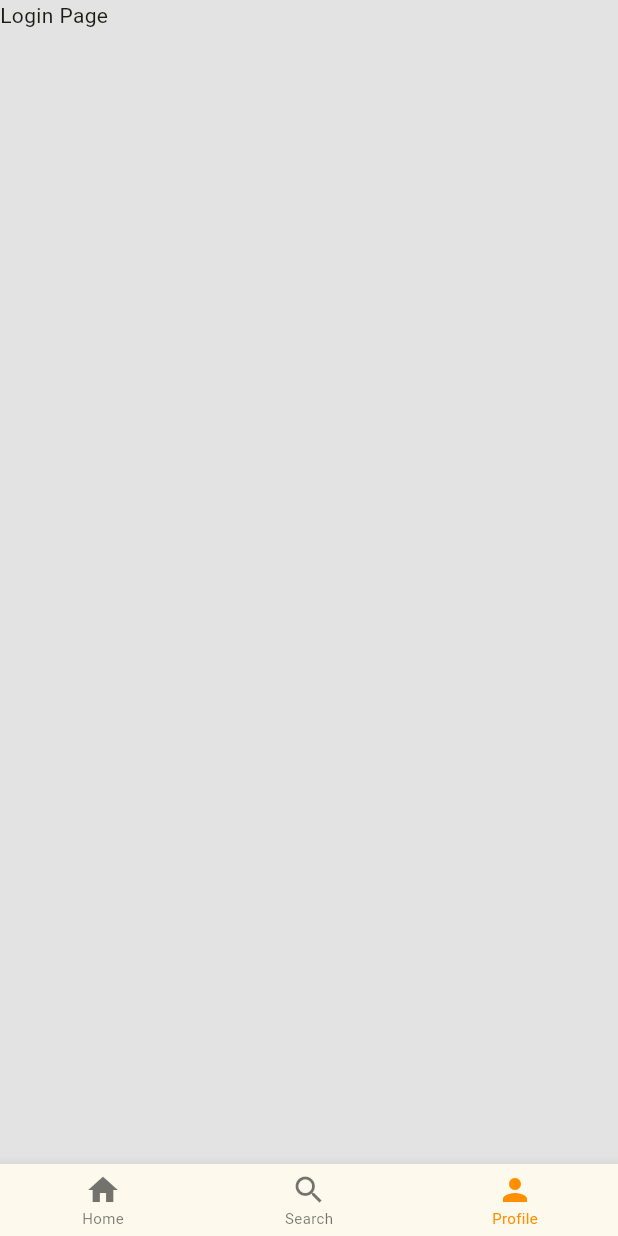
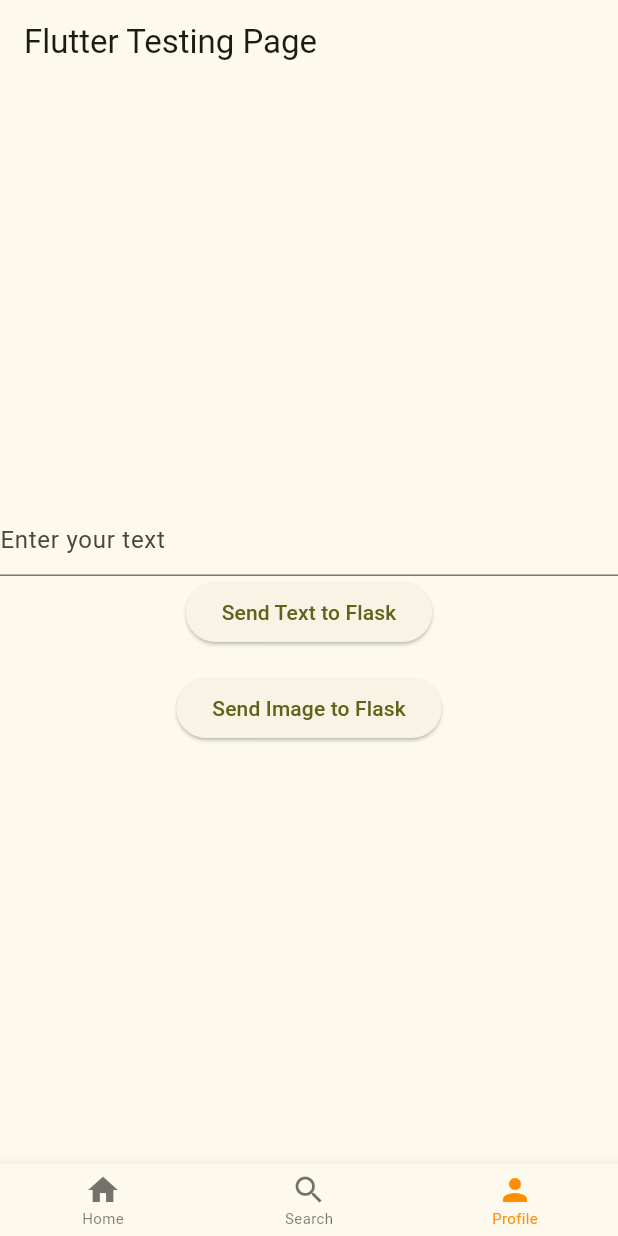
Before and after one commit to eunbeen-hong/2023Madcamp-Week4, a Flutter app: the screen it shows after launch, swiped to page 3, on a phone screen of 412 x 824 dp. Run offline on Flutter 3.47's test engine with Material 2 defaults, Android fonts, the phone set to English and light mode, and no system bars; our stand-ins replace camera, permission_handler; missing offline and left inert: google_mlkit_text_recognition; project files that could hold a hidden picture were left out.

Commit message:
flutter - flask communication

```diff
--- a/olive_front/lib/my_home_page.dart
+++ b/olive_front/lib/my_home_page.dart
@@ -1,6 +1,7 @@
 import 'package:untitled/home_page.dart';
+import 'package:untitled/ocr.dart';
+import 'package:untitled/testing_page.dart';
 import 'package:flutter/material.dart';
-import 'package:untitled/ocr.dart';
 import 'home_page.dart';
 
 
@@ -17,7 +18,7 @@ class _MyHomePageState extends State<MyHomePage> {
   final List<Widget> _widgetOptions = <Widget>[
     HomePage(),
     OcrPage(),
-    Text('Login Page'),
+    TestPage(),
   ];
 
   final PageController _pageController = PageController();
--- a/olive_front/lib/ocr.dart
+++ b/olive_front/lib/ocr.dart
@@ -5,7 +5,7 @@ import 'package:flutter/material.dart';
 import 'package:google_mlkit_text_recognition/google_mlkit_text_recognition.dart';
 import 'package:permission_handler/permission_handler.dart';
 import 'package:untitled/result_screen.dart';
-
+import 'package:untitled/api_functions.dart';
 
 
 class OcrPage extends StatefulWidget {
@@ -178,6 +178,8 @@ class _OcrPageState extends State<OcrPage> with WidgetsBindingObserver {
       final inputImage = InputImage.fromFile(file);
       final recognizedText = await textRecognizer.processImage(inputImage);
 
+      await sendTextAndImage(recognizedText.text, pictureFile.path) // send txt, img to server
+
       await navigator.push(
         MaterialPageRoute(
           builder: (BuildContext context) =>
--- /dev/null
+++ b/olive_front/lib/testing_page.dart
@@ -0,0 +1,48 @@
+import 'package:flutter/material.dart';
+import 'package:untitled/api_functions.dart';
+
+class TestPage extends StatefulWidget {
+  @override
+  _TestPageState createState() => _TestPageState();
+}
+
+class _TestPageState extends State<TestPage> {
+  TextEditingController _textController = TextEditingController();
+
+  @override
+  void dispose() {
+    _textController.dispose();
+    super.dispose();
+  }
+
+  @override
+  Widget build(BuildContext context) {
+    return Scaffold(
+      appBar: AppBar(
+        title: Text('Flutter Testing Page'),
+      ),
+      body: Center(
+        child: Column(
+          mainAxisAlignment: MainAxisAlignment.center,
+          children: [
+            TextField(
+              controller: _textController,
+              decoration: InputDecoration(
+                hintText: 'Enter your text',
+              ),
+            ),
+            ElevatedButton(
+              onPressed: () => sendText(_textController.text), // Pass the text from the text field to sendText function
+              child: Text('Send Text to Flask'),
+            ),
+            SizedBox(height: 16),
+            ElevatedButton(
+                onPressed: () => uploadImage(),
+                child: Text('Send Image to Flask'),
+            )
+          ],
+        ),
+      ),
+    );
+  }
+}
--- a/olive_front/pubspec.yaml
+++ b/olive_front/pubspec.yaml
@@ -30,6 +30,7 @@ environment:
 dependencies:
   flutter:
     sdk: flutter
+  http: ^0.13.3
 
 
   # The following adds the Cupertino Icons font to your application.
@@ -57,4 +58,5 @@ dev_dependencies:
 flutter:
   uses-material-design: true
   assets:
-    - assets/olive_icon.png
+    - assets/
+#    - assets/olive_icon.png
```
Also changed, not shown: olive_front/lib/api_functions.dart (added, +74 -0 lines), olive_front/lib/home_page.dart (+28 -17 lines), olive_front/assets/google_icon.png (deleted), olive_front/pubspec.lock, 1 other file.
